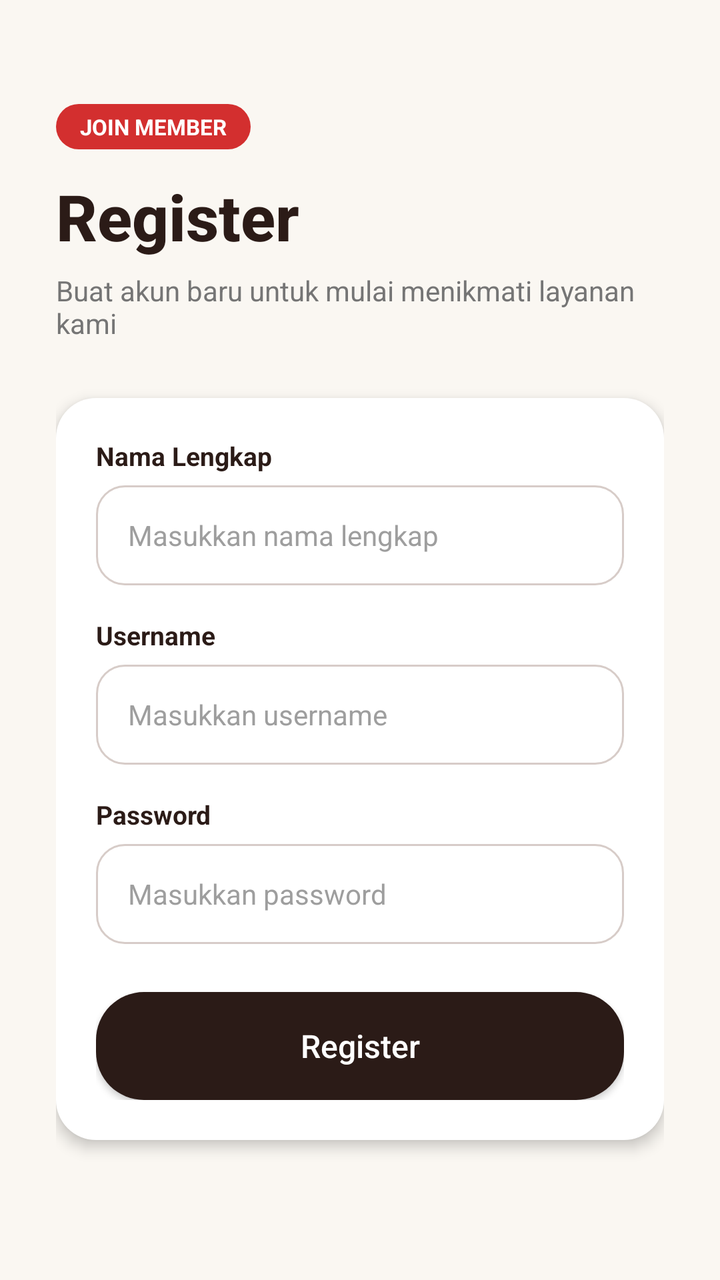
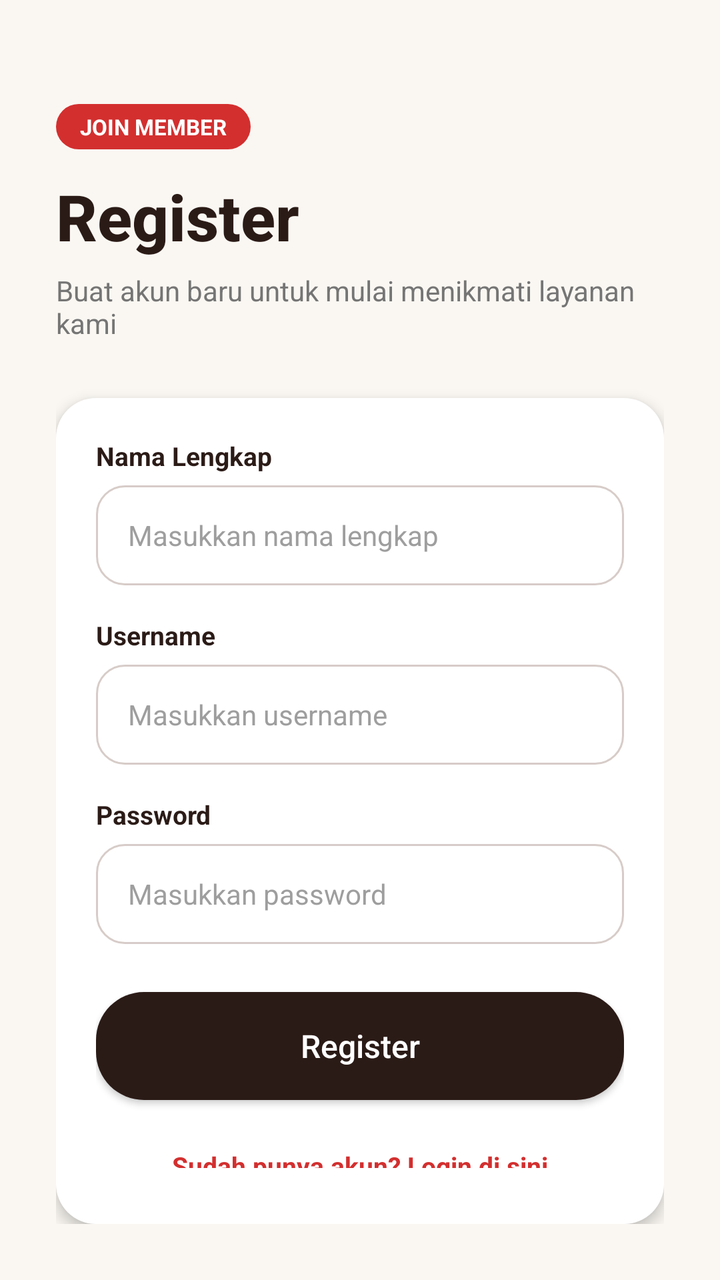

Compare the two renders of this Android layout. The source of the first and the diff that turns it into the second are given below.
<!-- AndroidManifest.xml: application theme Theme.KopiDanNyemil -->
<!-- res/layout/activity_register.xml -->
<?xml version="1.0" encoding="utf-8"?>
<LinearLayout xmlns:android="http://schemas.android.com/apk/res/android"
    android:layout_width="match_parent"
    android:layout_height="match_parent"
    android:background="@color/cream_bg"
    android:orientation="vertical"
    android:padding="28dp">

    
    <TextView
        android:layout_width="wrap_content"
        android:layout_height="wrap_content"
        android:layout_marginTop="24dp"
        android:background="@drawable/bg_badge_red"
        android:paddingHorizontal="12dp"
        android:paddingVertical="4dp"
        android:text="JOIN MEMBER"
        android:textColor="@color/white"
        android:textSize="11sp"
        android:textStyle="bold" />

    
    <TextView
        android:layout_width="wrap_content"
        android:layout_height="wrap_content"
        android:layout_marginTop="12dp"
        android:fontFamily="sans-serif-medium"
        android:text="Register"
        android:textColor="@color/dark_espresso"
        android:textSize="32sp"
        android:textStyle="bold" />

    <TextView
        android:layout_width="wrap_content"
        android:layout_height="wrap_content"
        android:layout_marginTop="6dp"
        android:layout_marginBottom="28dp"
        android:text="Buat akun baru untuk mulai menikmati layanan kami"
        android:textColor="@color/text_secondary"
        android:textSize="14sp" />

    
    <LinearLayout
        android:layout_width="match_parent"
        android:layout_height="wrap_content"
        android:background="@drawable/bg_card_rounded"
        android:elevation="4dp"
        android:orientation="vertical"
        android:padding="20dp">

        <TextView
            android:layout_width="wrap_content"
            android:layout_height="wrap_content"
            android:layout_marginBottom="6dp"
            android:text="Nama Lengkap"
            android:textColor="@color/dark_espresso"
            android:textSize="13sp"
            android:textStyle="bold" />

        <EditText
            android:id="@+id/etNamaLengkap"
            android:layout_width="match_parent"
            android:layout_height="50dp"
            android:layout_marginBottom="16dp"
            android:background="@drawable/bg_input_field"
            android:hint="Masukkan nama lengkap"
            android:inputType="textPersonName"
            android:paddingHorizontal="16dp"
            android:textColor="@color/text_primary"
            android:textColorHint="#9E9E9E"
            android:textSize="14sp" />

        <TextView
            android:layout_width="wrap_content"
            android:layout_height="wrap_content"
            android:layout_marginBottom="6dp"
            android:text="Username"
            android:textColor="@color/dark_espresso"
            android:textSize="13sp"
            android:textStyle="bold" />

        <EditText
            android:id="@+id/etRegUsername"
            android:layout_width="match_parent"
            android:layout_height="50dp"
            android:layout_marginBottom="16dp"
            android:background="@drawable/bg_input_field"
            android:hint="Masukkan username"
            android:inputType="text"
            android:paddingHorizontal="16dp"
            android:textColor="@color/text_primary"
            android:textColorHint="#9E9E9E"
            android:textSize="14sp" />

        <TextView
            android:layout_width="wrap_content"
            android:layout_height="wrap_content"
            android:layout_marginBottom="6dp"
            android:text="Password"
            android:textColor="@color/dark_espresso"
            android:textSize="13sp"
            android:textStyle="bold" />

        <EditText
            android:id="@+id/etRegPassword"
            android:layout_width="match_parent"
            android:layout_height="50dp"
            android:layout_marginBottom="24dp"
            android:background="@drawable/bg_input_field"
            android:hint="Masukkan password"
            android:inputType="textPassword"
            android:paddingHorizontal="16dp"
            android:textColor="@color/text_primary"
            android:textColorHint="#9E9E9E"
            android:textSize="14sp" />

        <androidx.appcompat.widget.AppCompatButton
            android:id="@+id/btnRegisterSubmit"
            android:layout_width="match_parent"
            android:layout_height="54dp"
            android:background="@drawable/bg_button_primary"
            android:fontFamily="sans-serif-medium"
            android:text="Register"
            android:textAllCaps="false"
            android:textColor="@color/white"
            android:textSize="16sp" />
    </LinearLayout>

</LinearLayout>
<!-- resources referenced by this layout -->
<resources>
  <color name="cream_bg">#FAF7F2</color>
  <color name="dark_espresso">#2B1B17</color>
  <color name="text_primary">#212121</color>
  <color name="text_secondary">#757575</color>
  <color name="white">#FFFFFF</color>
  <!-- drawable bg_badge_red (drawable) -->
  <?xml version="1.0" encoding="utf-8"?>
  <shape xmlns:android="http://schemas.android.com/apk/res/android"
      android:shape="rectangle">
      <solid android:color="@color/accent_red" />
      <corners android:radius="12dp" />
  </shape>
  <!-- drawable bg_button_primary (drawable) -->
  <?xml version="1.0" encoding="utf-8"?>
  <ripple xmlns:android="http://schemas.android.com/apk/res/android"
      android:color="#4DFFFFFF">
      <item>
          <shape android:shape="rectangle">
              <solid android:color="@color/dark_espresso" />
              <corners android:radius="24dp" />
          </shape>
      </item>
  </ripple>
  <!-- drawable bg_card_rounded (drawable) -->
  <?xml version="1.0" encoding="utf-8"?>
  <shape xmlns:android="http://schemas.android.com/apk/res/android"
      android:shape="rectangle">
      <solid android:color="@color/surface_white" />
      <corners android:radius="20dp" />
  </shape>
  <!-- drawable bg_input_field (drawable) -->
  <?xml version="1.0" encoding="utf-8"?>
  <selector xmlns:android="http://schemas.android.com/apk/res/android">
      <item android:state_focused="true">
          <shape android:shape="rectangle">
              <solid android:color="@color/surface_white" />
              <stroke android:width="2dp" android:color="@color/dark_espresso" />
              <corners android:radius="14dp" />
          </shape>
      </item>
      <item>
          <shape android:shape="rectangle">
              <solid android:color="@color/surface_white" />
              <stroke android:width="1dp" android:color="@color/light_caramel" />
              <corners android:radius="14dp" />
          </shape>
      </item>
  </selector>
  <style name="Theme.KopiDanNyemil" parent="Base.Theme.KopiDanNyemil" />
  <color name="accent_red">#D32F2F</color>
  <color name="surface_white">#FFFFFF</color>
  <color name="light_caramel">#D7CCC8</color>
  <style name="Base.Theme.KopiDanNyemil" parent="Theme.Material3.DayNight.NoActionBar">
          
          <item name="colorPrimary">@color/dark_espresso</item>
          <item name="colorOnPrimary">@color/white</item>
          <item name="colorPrimaryContainer">@color/medium_brown</item>
          <item name="colorOnPrimaryContainer">@color/white</item>
  
          <item name="colorSecondary">@color/accent_red</item>
          <item name="colorOnSecondary">@color/white</item>
  
          <item name="android:statusBarColor">@color/dark_espresso</item>
          <item name="android:windowLightStatusBar">false</item>
          <item name="android:windowBackground">@color/cream_bg</item>
      </style>
  <color name="medium_brown">#5D4037</color>
</resources>

<!-- the commit's change to res/layout/activity_register.xml (unified diff, before → after) -->
@@ -118,12 +118,26 @@
             android:id="@+id/btnRegisterSubmit"
             android:layout_width="match_parent"
             android:layout_height="54dp"
+            android:layout_marginBottom="16dp"
             android:background="@drawable/bg_button_primary"
             android:fontFamily="sans-serif-medium"
             android:text="Register"
             android:textAllCaps="false"
             android:textColor="@color/white"
             android:textSize="16sp" />
+
+        <TextView
+            android:id="@+id/tvToLogin"
+            android:layout_width="wrap_content"
+            android:layout_height="wrap_content"
+            android:layout_gravity="center_horizontal"
+            android:clickable="true"
+            android:focusable="true"
+            android:padding="8dp"
+            android:text="Sudah punya akun? Login di sini"
+            android:textColor="@color/accent_red"
+            android:textSize="13sp"
+            android:textStyle="bold" />
     </LinearLayout>
 
 </LinearLayout>
